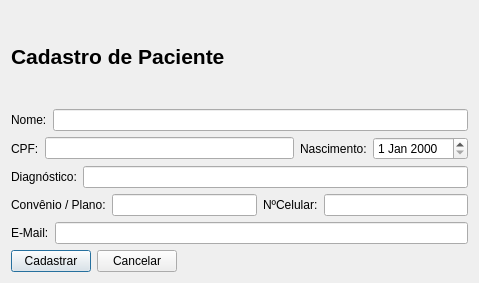
Qt form clinica_cpp/cadastropacientes.ui (juander/Projeto_CPP) before a commit.
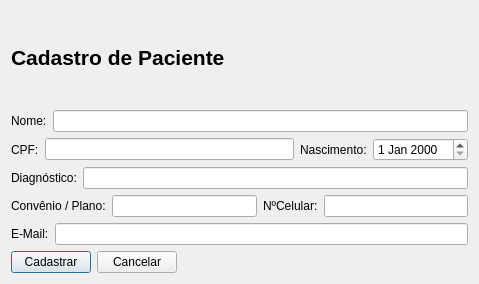
The same form after that commit.

The edit to the form file:
```diff
--- a/clinica_cpp/cadastropacientes.ui
+++ b/clinica_cpp/cadastropacientes.ui
@@ -7,7 +7,7 @@
     <x>0</x>
     <y>0</y>
     <width>479</width>
-    <height>283</height>
+    <height>284</height>
    </rect>
   </property>
   <property name="windowTitle">
@@ -71,14 +71,14 @@
      <item>
       <layout class="QHBoxLayout" name="horizontalLayout_7">
        <item>
-        <widget class="QLabel" name="txtDiagn">
+        <widget class="QLabel" name="label_9">
          <property name="text">
           <string>Diagnóstico:</string>
          </property>
         </widget>
        </item>
        <item>
-        <widget class="QLineEdit" name="lineEdit"/>
+        <widget class="QLineEdit" name="txtDiagn"/>
        </item>
       </layout>
      </item>
```
